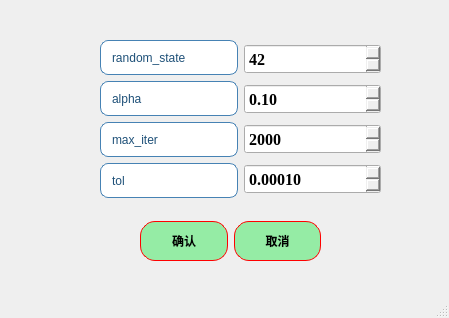
Qt form ui/algorithms6_GL_para.ui (azhongege24/predict_first) before a commit.
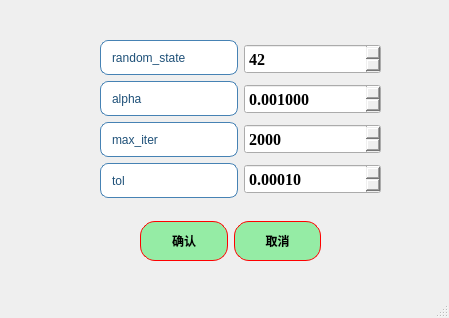
The same form after that commit.

Commit message: 将grouplasso算法进行优化，添加了特征缩放

Patch:
```diff
--- a/ui/algorithms6_GL_para.ui
+++ b/ui/algorithms6_GL_para.ui
@@ -281,11 +281,14 @@
     margin-top: 4px;
 }</string>
          </property>
+         <property name="decimals">
+          <number>6</number>
+         </property>
          <property name="singleStep">
           <double>0.100000000000000</double>
          </property>
          <property name="value">
-          <double>0.100000000000000</double>
+          <double>0.001000000000000</double>
          </property>
         </widget>
        </item>
```
The commit also changes 2 other files.
